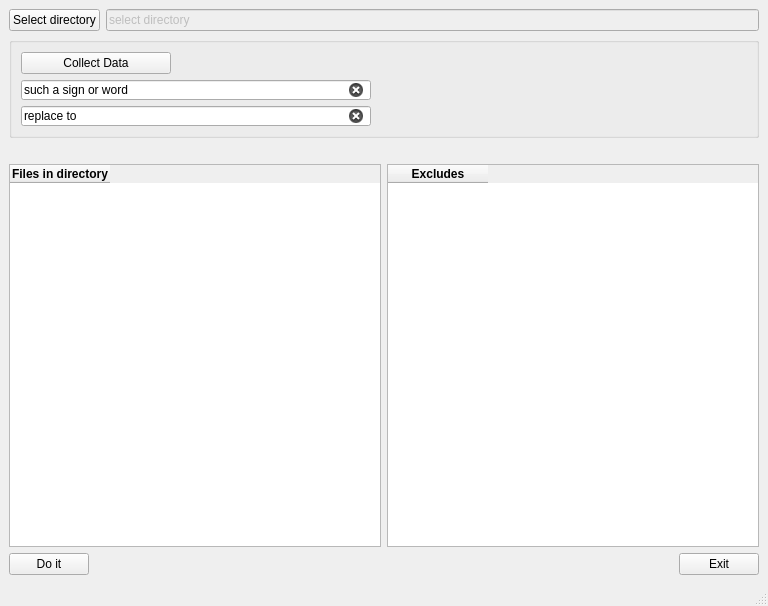
Before: the Qt Designer form mainwindow.ui in knasan/rrn-gui, drawn with Qt 5.
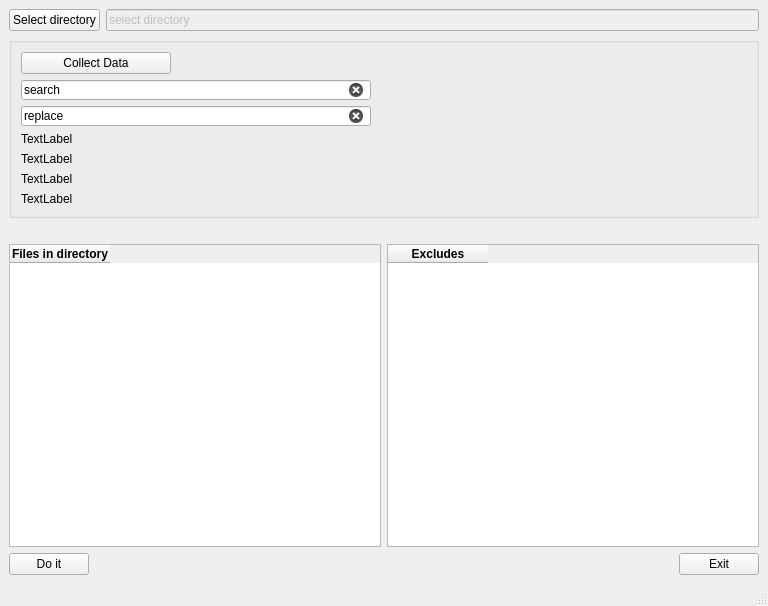
After: the same form once the commit is applied.

Commit message: add label wizard

The edit to the form file:
```diff
--- a/mainwindow.ui
+++ b/mainwindow.ui
@@ -124,7 +124,7 @@
             <locale language="English" country="UnitedStates"/>
            </property>
            <property name="text">
-            <string>such a sign or word</string>
+            <string>search</string>
            </property>
            <property name="clearButtonEnabled">
             <bool>true</bool>
@@ -149,13 +149,41 @@
             <locale language="English" country="UnitedStates"/>
            </property>
            <property name="text">
-            <string>replace to</string>
+            <string>replace</string>
            </property>
            <property name="clearButtonEnabled">
             <bool>true</bool>
            </property>
           </widget>
          </item>
+         <item>
+          <widget class="QLabel" name="label_message_search">
+           <property name="text">
+            <string>TextLabel</string>
+           </property>
+          </widget>
+         </item>
+         <item>
+          <widget class="QLabel" name="label_message_excludes">
+           <property name="text">
+            <string>TextLabel</string>
+           </property>
+          </widget>
+         </item>
+         <item>
+          <widget class="QLabel" name="label_message_replace">
+           <property name="text">
+            <string>TextLabel</string>
+           </property>
+          </widget>
+         </item>
+         <item>
+          <widget class="QLabel" name="label_message_doit">
+           <property name="text">
+            <string>TextLabel</string>
+           </property>
+          </widget>
+         </item>
         </layout>
        </widget>
       </item>
```
Left out of the diff: 6 changed lines with no effect on the pictures. The commit also changes 3 other files.
